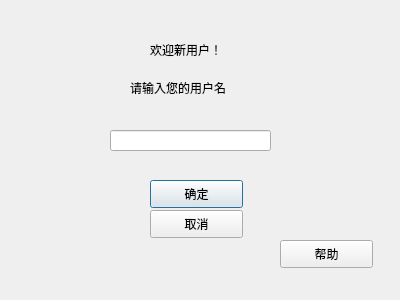
First picture: the form in dialog_newgame.ui, repository WCIofQMandRA/Protect-the-Planet, before the edit.
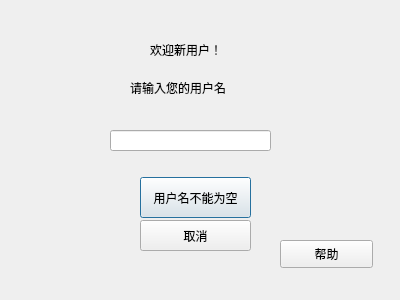
Second picture: the form after the edit.

Commit message: Feature: username can not be null

```diff
--- a/dialog_newgame.ui
+++ b/dialog_newgame.ui
@@ -39,14 +39,14 @@
   <widget class="QPushButton" name="but_sure">
    <property name="geometry">
     <rect>
-     <x>150</x>
-     <y>180</y>
-     <width>93</width>
-     <height>28</height>
+     <x>140</x>
+     <y>177</y>
+     <width>111</width>
+     <height>41</height>
     </rect>
    </property>
    <property name="text">
-    <string>确定</string>
+    <string>用户名不能为空</string>
    </property>
   </widget>
   <widget class="QPushButton" name="but_help">
@@ -78,10 +78,10 @@
   <widget class="QPushButton" name="but_back">
    <property name="geometry">
     <rect>
-     <x>150</x>
-     <y>210</y>
-     <width>93</width>
-     <height>28</height>
+     <x>140</x>
+     <y>220</y>
+     <width>111</width>
+     <height>31</height>
     </rect>
    </property>
    <property name="text">
```
The commit also changes 2 other files.
